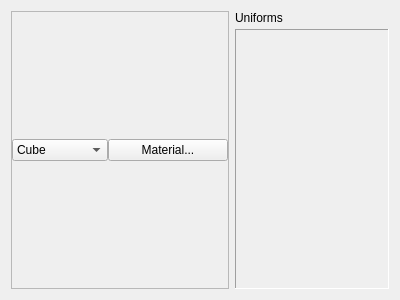
The window that Tools/ShaderViewer/ShaderViewer.ui (ricmzn/SomeGame) describes before a commit, drawn with Qt 5.
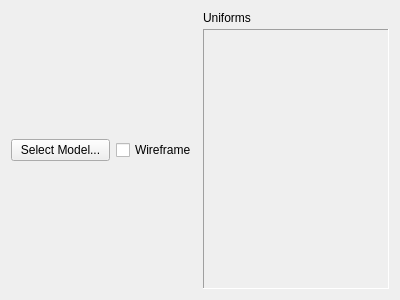
The same window after the commit.

The edit to the form file:
```diff
--- a/Tools/ShaderViewer/ShaderViewer.ui
+++ b/Tools/ShaderViewer/ShaderViewer.ui
@@ -22,12 +22,6 @@
        <verstretch>0</verstretch>
       </sizepolicy>
      </property>
-     <property name="frameShape">
-      <enum>QFrame::StyledPanel</enum>
-     </property>
-     <property name="frameShadow">
-      <enum>QFrame::Raised</enum>
-     </property>
      <layout class="QVBoxLayout">
       <property name="spacing">
        <number>0</number>
@@ -59,9 +53,6 @@
          </size>
         </property>
         <layout class="QHBoxLayout" name="horizontalLayout_2">
-         <property name="spacing">
-          <number>0</number>
-         </property>
          <property name="leftMargin">
           <number>0</number>
          </property>
@@ -75,51 +66,22 @@
           <number>0</number>
          </property>
          <item>
-          <widget class="QComboBox" name="modelSelector">
+          <widget class="QPushButton" name="modelSelector">
+           <property name="text">
+            <string>Select Model...</string>
+           </property>
+          </widget>
+         </item>
+         <item>
+          <widget class="QCheckBox" name="wireframeBox">
            <property name="sizePolicy">
-            <sizepolicy hsizetype="Expanding" vsizetype="Fixed">
+            <sizepolicy hsizetype="Fixed" vsizetype="Fixed">
              <horstretch>0</horstretch>
              <verstretch>0</verstretch>
             </sizepolicy>
            </property>
-           <property name="maximumSize">
-            <size>
-             <width>240</width>
-             <height>16777215</height>
-            </size>
-           </property>
-           <item>
-            <property name="text">
-             <string>Cube</string>
-            </property>
-           </item>
-           <item>
-            <property name="text">
-             <string>Icosahedron</string>
-            </property>
-           </item>
-           <item>
-            <property name="text">
-             <string>Sphere</string>
-            </property>
-           </item>
-           <item>
-            <property name="text">
-             <string>Plane</string>
-            </property>
-           </item>
-          </widget>
-         </item>
-         <item>
-          <widget class="QPushButton" name="materialSelector">
-           <property name="minimumSize">
-            <size>
-             <width>120</width>
-             <height>0</height>
-            </size>
-           </property>
            <property name="text">
-            <string>Material...</string>
+            <string>Wireframe</string>
            </property>
           </widget>
          </item>
@@ -167,8 +129,8 @@
           <rect>
            <x>0</x>
            <y>0</y>
-           <width>166</width>
-           <height>263</height>
+           <width>183</width>
+           <height>262</height>
           </rect>
          </property>
          <layout class="QVBoxLayout" name="verticalLayout_2"/>
```
